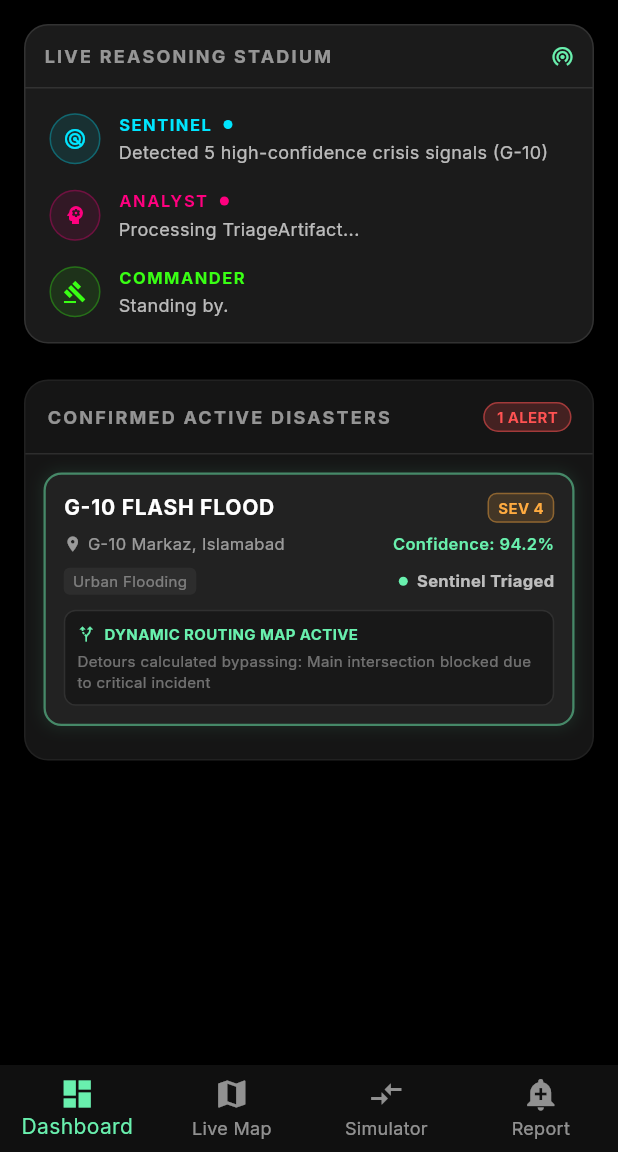
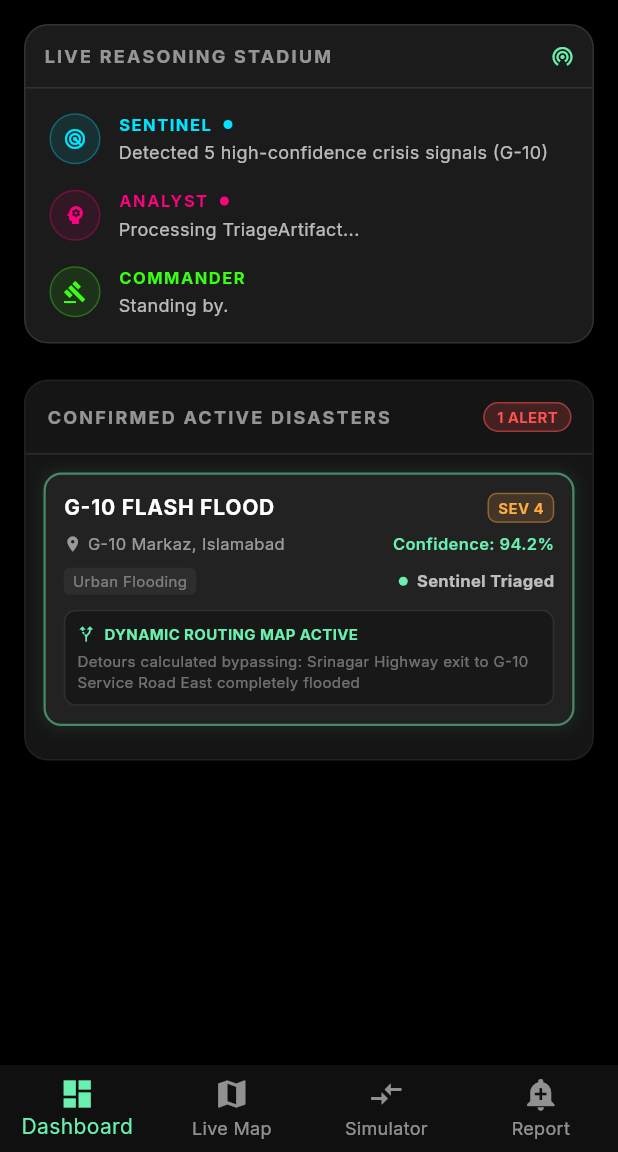
Before and after one commit to basit-ayub/ciro, a Flutter app: the screen it shows after launch, on a phone screen of 412 x 824 dp, the part 84-1236 px from its top. Run offline on Flutter 3.47's test engine with Material 3 defaults, Android fonts, the phone set to English and light mode, and no system bars; our stand-ins replace cloud_firestore, firebase_core, flutter_riverpod, google_fonts, google_maps_flutter, image_picker; accounts and stored records are empty.

Commit message:
feat: integrate safe-guarded live Firebase Firestore listeners and road-following emergency routing bounds

```diff
--- a/mobile/lib/widgets/confirmed_disasters_provider.dart
+++ b/mobile/lib/widgets/confirmed_disasters_provider.dart
@@ -1,5 +1,8 @@
+import 'dart:async';
 import 'package:flutter_riverpod/flutter_riverpod.dart';
 import 'package:google_maps_flutter/google_maps_flutter.dart';
+import 'package:cloud_firestore/cloud_firestore.dart';
+import 'package:firebase_core/firebase_core.dart';
 
 class AlternativeRoute {
   final String id;
@@ -30,6 +33,8 @@ class ConfirmedDisaster {
   final List<LatLng> blockedPoints;
   final String blockedRouteDescription;
   final List<AlternativeRoute> alternativeRoutes;
+  final String emergencyDeptName;
+  final LatLng emergencyDeptLatLng;
 
   ConfirmedDisaster({
     required this.id,
@@ -44,6 +49,8 @@ class ConfirmedDisaster {
     required this.blockedPoints,
     required this.blockedRouteDescription,
     required this.alternativeRoutes,
+    required this.emergencyDeptName,
+    required this.emergencyDeptLatLng,
   });
 
   ConfirmedDisaster copyWith({
@@ -59,6 +66,8 @@ class ConfirmedDisaster {
     List<LatLng>? blockedPoints,
     String? blockedRouteDescription,
     List<AlternativeRoute>? alternativeRoutes,
+    String? emergencyDeptName,
+    LatLng? emergencyDeptLatLng,
   }) {
     return ConfirmedDisaster(
       id: id ?? this.id,
@@ -73,15 +82,21 @@ class ConfirmedDisaster {
       blockedPoints: blockedPoints ?? this.blockedPoints,
       blockedRouteDescription: blockedRouteDescription ?? this.blockedRouteDescription,
       alternativeRoutes: alternativeRoutes ?? this.alternativeRoutes,
+      emergencyDeptName: emergencyDeptName ?? this.emergencyDeptName,
+      emergencyDeptLatLng: emergencyDeptLatLng ?? this.emergencyDeptLatLng,
     );
   }
 }
 
 class ConfirmedDisastersNotifier extends StateNotifier<List<ConfirmedDisaster>> {
-  ConfirmedDisastersNotifier() : super([]);
+  ConfirmedDisastersNotifier() : super([]) {
+    // Attempt to listen to Firestore on creation (will fail gracefully if Firebase is unconfigured)
+    listenToFirestore();
+  }
+
+  StreamSubscription? _firestoreSub;
 
   void addDisaster(ConfirmedDisaster disaster) {
-    // Avoid duplicates
     if (state.any((d) => d.id == disaster.id)) {
       state = state.map((d) => d.id == disaster.id ? disaster : d).toList();
     } else {
@@ -98,8 +113,59 @@ class ConfirmedDisastersNotifier extends StateNotifier<List<ConfirmedDisaster>>
     }).toList();
   }
 
+  void listenToFirestore() {
+    _firestoreSub?.cancel();
+    try {
+      // Check if Firebase is initialized.
+      if (Firebase.apps.isNotEmpty) {
+        _firestoreSub = FirebaseFirestore.instance
+            .collection('situations')
+            .orderBy('timestamp', descending: true)
+            .snapshots()
+            .listen((snapshot) {
+          for (var doc in snapshot.docs) {
+            final data = doc.data();
+            final id = doc.id;
+            final title = data['incident_type'] ?? 'Urban Flooding';
+            final type = data['incident_type'] ?? 'Emergency';
+            final geo = data['geo'] as Map<dynamic, dynamic>? ?? {};
+            final lat = geo['lat']?.toDouble() ?? 33.6938;
+            final lng = geo['lon']?.toDouble() ?? 72.9910;
+            final confidence = ((data['confidence'] ?? 0.8) as num).toDouble() * 100.0;
+            final severity = (data['severity'] ?? 4) as int;
+            final status = data['status'] ?? 'assessed';
+            final reasoning = data['reasoning_trace'] ?? 'Heavy urban emergency reported';
+
+            final disaster = generateMockDisaster(
+              id: id,
+              title: title,
+              type: type,
+              location: reasoning,
+              lat: lat,
+              lng: lng,
+              confidence: confidence,
+              severity: severity,
+              status: status,
+            );
+            addDisaster(disaster);
+          }
+        }, onError: (err) {
+          // print silently - don't crash
+        });
+      }
+    } catch (e) {
+      // Unconfigured or no Firebase, run gracefully in offline/stadium mock mode
+    }
+  }
+
   void clearAll() {
     state = [];
+  }
+
+  @override
+  void dispose() {
+    _firestoreSub?.cancel();
+    super.dispose();
   }
 }
 
@@ -112,7 +178,7 @@ final activeDisasterIdProvider = StateProvider<String?>((ref) => null);
 
 final selectedRouteIdProvider = StateProvider<String>((ref) => 'alt_a');
 
-// Seed/mock disaster helper
+// Seed/mock disaster helper with highly realistic road-following coordinates
 ConfirmedDisaster generateMockDisaster({
   required String id,
   required String title,
@@ -124,7 +190,10 @@ ConfirmedDisaster generateMockDisaster({
   required int severity,
   required String status,
 }) {
-  // Generate some realistic blocked segments and detour paths around the coordinate
+  final isIslamabad = (lat - 33.69).abs() < 0.1;
+
+  if (isIslamabad) {
+    // Islamabad Grid (G-8/G-9/G-10) - PIMS Hospital to G-10 Markaz Emergency Routing
     return ConfirmedDisaster(
       id: id,
       title: title,
@@ -135,34 +204,94 @@ ConfirmedDisaster generateMockDisaster({
       severity: severity,
       status: status,
       timestamp: DateTime.now(),
-    blockedRouteDescription: 'Main intersection blocked due to critical incident',
-    blockedPoints: [
-      LatLng(lat + 0.001, lng - 0.001),
-      LatLng(lat - 0.001, lng + 0.001),
+      emergencyDeptName: 'PIMS Hospital (G-8/3 Emergency)',
+      emergencyDeptLatLng: const LatLng(33.6980, 73.0450),
+      blockedRouteDescription: 'Srinagar Highway exit to G-10 Service Road East completely flooded',
+      blockedPoints: const [
+        LatLng(33.6820, 73.0000),
+        LatLng(33.6860, 73.0010),
       ],
       alternativeRoutes: [
         AlternativeRoute(
           id: 'alt_a',
-        name: 'Route Alpha (Primary Bypass)',
-        duration: '12 mins',
-        delayAverted: '14 mins delay averted',
-        points: [
-          LatLng(lat + 0.002, lng - 0.002),
-          LatLng(lat + 0.003, lng + 0.001),
-          LatLng(lat - 0.002, lng + 0.003),
+          name: 'Route Alpha (Ibn-e-Sina Bypass)',
+          duration: '11 mins',
+          delayAverted: '15 mins delay averted',
+          points: const [
+            LatLng(33.6980, 73.0450), // PIMS Emergency
+            LatLng(33.7010, 73.0450), // Ibn-e-Sina Road East
+            LatLng(33.7000, 73.0300), // Ibn-e-Sina Road Mid
+            LatLng(33.6990, 73.0100), // Ibn-e-Sina Road West
+            LatLng(33.6980, 72.9980), // Ibn-e-Sina Road Sector Entrance
+            LatLng(33.6975, 72.9920), // G-10 Service Road North
+            LatLng(33.6938, 72.9910), // G-10 Markaz (Crisis Hub)
           ],
         ),
         AlternativeRoute(
           id: 'alt_b',
-        name: 'Route Beta (Secondary Detour)',
-        duration: '18 mins',
-        delayAverted: '8 mins delay averted',
-        points: [
-          LatLng(lat - 0.003, lng - 0.002),
-          LatLng(lat - 0.004, lng + 0.002),
-          LatLng(lat - 0.001, lng + 0.003),
+          name: 'Route Beta (Kashmir Hwy Detour)',
+          duration: '16 mins',
+          delayAverted: '10 mins delay averted',
+          points: const [
+            LatLng(33.6980, 73.0450), // PIMS Emergency
+            LatLng(33.6890, 73.0420), // Srinagar Highway G-8
+            LatLng(33.6850, 73.0200), // Srinagar Highway G-9
+            LatLng(33.6820, 73.0000), // Srinagar Highway G-10 exit (Bypass Start)
+            LatLng(33.6850, 73.0050), // Detour via G-9 Service Rd West
+            LatLng(33.6900, 73.0060), // G-9 Service Rd North
+            LatLng(33.6920, 73.0020), // G-10 Sumbal Road East gate
+            LatLng(33.6935, 72.9950), // Sumbal Road Mid
+            LatLng(33.6938, 72.9910), // G-10 Markaz (Crisis Hub)
+          ],
+        ),
+      ],
+    );
+  } else {
+    // Karachi Grid (Clifton) - South City Hospital to Clifton Block 5 Emergency Routing
+    return ConfirmedDisaster(
+      id: id,
+      title: title,
+      type: type,
+      location: location,
+      latLng: LatLng(lat, lng),
+      confidenceScore: confidence,
+      severity: severity,
+      status: status,
+      timestamp: DateTime.now(),
+      emergencyDeptName: 'South City Hospital (Clifton)',
+      emergencyDeptLatLng: const LatLng(24.8190, 67.0380),
+      blockedRouteDescription: 'Khayaban-e-Jami near Clifton Bridge is blocked',
+      blockedPoints: const [
+        LatLng(24.8220, 67.0340),
+        LatLng(24.8250, 67.0330),
+      ],
+      alternativeRoutes: [
+        AlternativeRoute(
+          id: 'alt_a',
+          name: 'Route Alpha (Marine Promenade)',
+          duration: '9 mins',
+          delayAverted: '12 mins delay averted',
+          points: const [
+            LatLng(24.8190, 67.0380), // South City Hospital
+            LatLng(24.8170, 67.0330), // Marine Promenade East
+            LatLng(24.8200, 67.0280), // Marine Promenade West
+            LatLng(24.8238, 67.0310), // Clifton Block 5 (Crisis Hub)
+          ],
+        ),
+        AlternativeRoute(
+          id: 'alt_b',
+          name: 'Route Beta (Khayaban-e-Saadi Bypass)',
+          duration: '14 mins',
+          delayAverted: '7 mins delay averted',
+          points: const [
+            LatLng(24.8190, 67.0380), // South City Hospital
+            LatLng(24.8260, 67.0420), // Khayaban-e-Saadi East
+            LatLng(24.8310, 67.0360), // Sunset Boulevard
+            LatLng(24.8280, 67.0290), // Clifton Block 4
+            LatLng(24.8238, 67.0310), // Clifton Block 5 (Crisis Hub)
           ],
         ),
       ],
     );
   }
+}
```
Also changed, not shown: mobile/lib/main.dart (+8 -2 lines), mobile/lib/screens/map_screen.dart (+59 -8 lines), 2 other files. Lines whose indentation alone changed are shown as unchanged.
